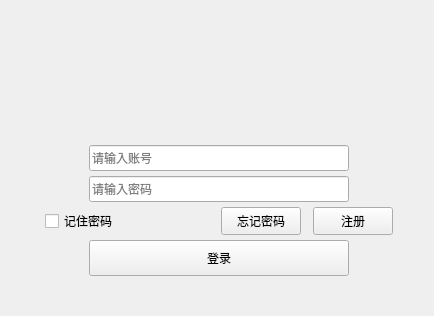
The window that UserLogin.ui (learnlil/QtQQ) describes before a commit, drawn with Qt 5.
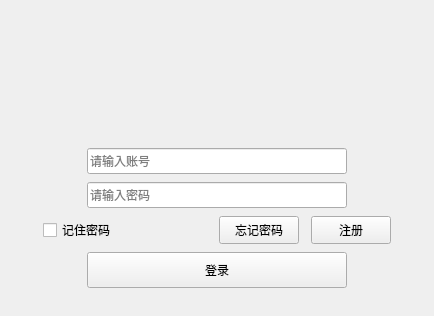
The same window after the commit.

The edit to the form file:
```diff
--- a/UserLogin.ui
+++ b/UserLogin.ui
@@ -65,10 +65,10 @@
   <widget class="QWidget" name="bodyWidget" native="true">
    <property name="geometry">
     <rect>
-     <x>10</x>
+     <x>0</x>
      <y>104</y>
-     <width>418</width>
-     <height>200</height>
+     <width>434</width>
+     <height>216</height>
     </rect>
    </property>
    <property name="sizePolicy">
```
Left out of the diff: 6 changed lines with no effect on the pictures.
